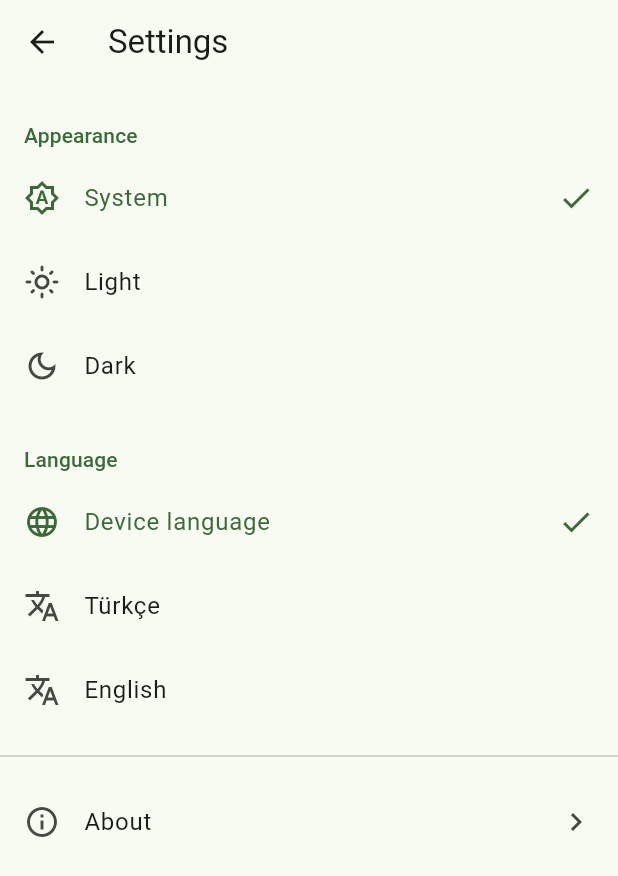
After one commit to fatiharge/fatiharge-apps, a Flutter app: the SettingsPage screen opened by its route, on a phone screen of 412 x 824 dp. The commit adds this screen. Shown: the top 876 px of the screen. Run offline on Flutter 3.47's test engine with Material 3 defaults, Android fonts, the light colour scheme and no system bars; our stand-ins replace auto_route, bloc, easy_localization, fl_chart, flutter_bloc, font_awesome_flutter and 5 more; accounts and stored records are empty.

Commit message:
feat(wallet): add settings with theme and language choice
Dark mode becomes selectable rather than implicit: the theme was already
built for both brightnesses, but nothing let anyone pick one.

The language stays easy_localization's to own and persist, so only the
theme needs a store of its own. That store is shared_preferences, where
the saved language already lives — one enum did not justify a Hive box,
or a place in the bootstrap ordering.

About moves under settings, which is where anyone would look for it.

```diff
--- a/apps/wallet/lib/features/about/presentation/page/about_page.dart
+++ b/apps/wallet/lib/features/about/presentation/page/about_page.dart
@@ -8,8 +8,8 @@ import 'package:wallet/generated/locale_keys.g.dart';
 
 /// Credits and where to file issues.
 ///
-/// Reached from the dashboard's app bar rather than a navigation destination
-/// — visible, but not competing with the three tabs.
+/// Reached from settings rather than a navigation destination — visible, but
+/// not competing with the three tabs.
 ///
 /// Every row copies rather than opens: launching a browser would mean adding
 /// `url_launcher` to an app that otherwise has no platform channels at all,
@@ -76,7 +76,7 @@ class _Header extends StatelessWidget {
             color: theme.colorScheme.primary,
           ),
           const SizedBox(height: 12),
-          Text('Wallet', style: theme.textTheme.headlineSmall),
+          Text('Wariden', style: theme.textTheme.headlineSmall),
           const SizedBox(height: 4),
           Text(
             LocaleKeys.about_tagline.tr(),
--- a/apps/wallet/lib/features/finance/presentation/page/dashboard_page.dart
+++ b/apps/wallet/lib/features/finance/presentation/page/dashboard_page.dart
@@ -24,13 +24,13 @@ class DashboardPage extends StatelessWidget {
       appBar: AppBar(
         title: Text(LocaleKeys.tabs_dashboard.tr()),
         // The dashboard is the app's landing tab, so its action bar is the one
-        // place an "about" button is reliably found without adding a fourth
-        // navigation destination for it.
+        // place settings are reliably found without adding a fourth
+        // navigation destination for them.
         actions: [
           IconButton(
-            onPressed: () => context.router.push(const AboutRoute()),
-            icon: const Icon(Icons.info_outline),
-            tooltip: LocaleKeys.about_title.tr(),
+            onPressed: () => context.router.push(const SettingsRoute()),
+            icon: const Icon(Icons.settings_outlined),
+            tooltip: LocaleKeys.settings_title.tr(),
           ),
         ],
       ),
--- /dev/null
+++ b/apps/wallet/lib/features/settings/application/settings_cubit.dart
@@ -0,0 +1,28 @@
+import 'package:bloc/bloc.dart';
+import 'package:wallet/features/settings/domain/repository/settings_repository.dart';
+import 'package:wallet/features/settings/domain/theme_preference.dart';
+
+/// Holds the chosen theme and writes every change through.
+///
+/// The state is the [ThemePreference] itself rather than a wrapper: there is
+/// no loading phase to model — the repository has its store open before the
+/// cubit exists — and no second field to carry. A freezed state class here
+/// would be a box around one enum.
+///
+/// The language is *not* here. easy_localization already owns it, persists it,
+/// and rebuilds on change; mirroring it into this cubit would create a second
+/// copy that can disagree with the first.
+class SettingsCubit extends Cubit<ThemePreference> {
+  SettingsCubit(this._repository) : super(_repository.readTheme());
+
+  final SettingsRepository _repository;
+
+  Future<void> selectTheme(ThemePreference preference) async {
+    if (preference == state) return;
+
+    // Emit first: the write is a side effect the UI should not wait on, and a
+    // failed write must not leave the app showing a theme it did not pick.
+    emit(preference);
+    await _repository.writeTheme(preference);
+  }
+}
--- /dev/null
+++ b/apps/wallet/lib/features/settings/domain/repository/settings_repository.dart
@@ -0,0 +1,13 @@
+import 'package:wallet/features/settings/domain/theme_preference.dart';
+
+/// Storage contract for the app's scalar preferences.
+///
+/// [readTheme] is synchronous on purpose. The theme has to be known before the
+/// first frame or the app opens in the wrong one, and an async read would make
+/// that impossible to express — the adapter loads its store before `runApp`
+/// instead, and every read afterwards is from memory.
+abstract interface class SettingsRepository {
+  ThemePreference readTheme();
+
+  Future<void> writeTheme(ThemePreference preference);
+}
--- /dev/null
+++ b/apps/wallet/lib/features/settings/domain/theme_preference.dart
@@ -0,0 +1,29 @@
+/// What the user chose in settings — not what is on screen.
+///
+/// [system] is a standing instruction ("follow the device"), not a resolved
+/// value, so it has to survive storage as itself. Collapsing it to light or
+/// dark at write time would silently pin the app to whatever the device
+/// happened to be that evening.
+///
+/// Deliberately not Flutter's `ThemeMode`, though it mirrors it: this is
+/// `domain`, and the mapping to a widget-layer type belongs in presentation.
+enum ThemePreference {
+  system,
+  light,
+  dark;
+
+  /// The stored form. Spelled out rather than using [name] so that renaming a
+  /// constant cannot silently orphan everyone's saved preference.
+  String get storageKey => switch (this) {
+    ThemePreference.system => 'system',
+    ThemePreference.light => 'light',
+    ThemePreference.dark => 'dark',
+  };
+
+  /// Reads [storageKey] back, falling back to [system] for anything
+  /// unrecognised — a value written by a newer version, or a corrupted store.
+  static ThemePreference fromStorage(String? value) => values.firstWhere(
+    (preference) => preference.storageKey == value,
+    orElse: () => ThemePreference.system,
+  );
+}
--- /dev/null
+++ b/apps/wallet/lib/features/settings/presentation/page/settings_page.dart
@@ -0,0 +1,77 @@
+import 'package:auto_route/auto_route.dart';
+import 'package:easy_localization/easy_localization.dart';
+import 'package:flutter/material.dart';
+import 'package:flutter_bloc/flutter_bloc.dart';
+import 'package:wallet/features/settings/application/settings_cubit.dart';
+import 'package:wallet/features/settings/domain/theme_preference.dart';
+import 'package:wallet/features/settings/presentation/theme_preference_label.dart';
+import 'package:wallet/features/settings/presentation/views/language_section.dart';
+import 'package:wallet/features/settings/presentation/views/setting_option_tile.dart';
+import 'package:wallet/generated/locale_keys.g.dart';
+import 'package:wallet/route/app_router.gr.dart';
+
+/// Appearance, language, and the way through to the about page.
+///
+/// Reads [SettingsCubit] from above rather than creating one: the same
+/// instance drives `MaterialApp.themeMode`, so a second one here would change
+/// a theme nobody is watching.
+@RoutePage()
+class SettingsPage extends StatelessWidget {
+  const SettingsPage({super.key});
+
+  @override
+  Widget build(BuildContext context) => Scaffold(
+    appBar: AppBar(title: Text(LocaleKeys.settings_title.tr())),
+    body: ListView(
+      padding: const EdgeInsets.only(bottom: 32),
+      children: [
+        _SectionLabel(LocaleKeys.settings_appearance.tr()),
+        BlocBuilder<SettingsCubit, ThemePreference>(
+          builder: (context, selected) => Column(
+            crossAxisAlignment: CrossAxisAlignment.stretch,
+            children: [
+              for (final preference in ThemePreference.values)
+                SettingOptionTile(
+                  icon: preference.icon,
+                  label: preference.label,
+                  selected: preference == selected,
+                  onTap: () =>
+                      context.read<SettingsCubit>().selectTheme(preference),
+                ),
+            ],
+          ),
+        ),
+        _SectionLabel(LocaleKeys.settings_language.tr()),
+        const LanguageSection(),
+        const Divider(height: 32),
+        ListTile(
+          leading: const Icon(Icons.info_outline),
+          title: Text(LocaleKeys.about_title.tr()),
+          trailing: const Icon(Icons.chevron_right),
+          onTap: () => context.router.push(const AboutRoute()),
+        ),
+      ],
+    ),
+  );
+}
+
+class _SectionLabel extends StatelessWidget {
+  const _SectionLabel(this.text);
+
+  final String text;
+
+  @override
+  Widget build(BuildContext context) {
+    final theme = Theme.of(context);
+
+    return Padding(
+      padding: const EdgeInsets.fromLTRB(16, 24, 16, 4),
+      child: Text(
+        text,
+        style: theme.textTheme.labelLarge?.copyWith(
+          color: theme.colorScheme.primary,
+        ),
+      ),
+    );
+  }
+}
--- /dev/null
+++ b/apps/wallet/lib/features/settings/presentation/theme_preference_label.dart
@@ -0,0 +1,28 @@
+import 'package:easy_localization/easy_localization.dart';
+import 'package:flutter/material.dart';
+import 'package:wallet/features/settings/domain/theme_preference.dart';
+import 'package:wallet/generated/locale_keys.g.dart';
+
+/// The widget-layer view of [ThemePreference].
+///
+/// Kept out of `domain/`, which may not import Flutter — [ThemeMode] and
+/// [IconData] both come from the framework.
+extension ThemePreferenceView on ThemePreference {
+  ThemeMode get themeMode => switch (this) {
+    ThemePreference.system => ThemeMode.system,
+    ThemePreference.light => ThemeMode.light,
+    ThemePreference.dark => ThemeMode.dark,
+  };
+
+  IconData get icon => switch (this) {
+    ThemePreference.system => Icons.brightness_auto_outlined,
+    ThemePreference.light => Icons.light_mode_outlined,
+    ThemePreference.dark => Icons.dark_mode_outlined,
+  };
+
+  String get label => switch (this) {
+    ThemePreference.system => LocaleKeys.settings_theme_system.tr(),
+    ThemePreference.light => LocaleKeys.settings_theme_light.tr(),
+    ThemePreference.dark => LocaleKeys.settings_theme_dark.tr(),
+  };
+}
--- /dev/null
+++ b/apps/wallet/lib/features/settings/presentation/views/language_section.dart
@@ -0,0 +1,62 @@
+import 'package:easy_localization/easy_localization.dart';
+import 'package:flutter/material.dart';
+import 'package:wallet/features/settings/presentation/views/setting_option_tile.dart';
+import 'package:wallet/generated/locale_keys.g.dart';
+
+/// Language picker, backed entirely by easy_localization.
+///
+/// Stateful only to redraw itself: `deleteSaveLocale()` does not notify its
+/// listeners, so nothing else would repaint the selection after switching back
+/// to the device language.
+class LanguageSection extends StatefulWidget {
+  const LanguageSection({super.key});
+
+  @override
+  State<LanguageSection> createState() => _LanguageSectionState();
+}
+
+class _LanguageSectionState extends State<LanguageSection> {
+  /// Each language is written in itself — someone who switched to a language
+  /// they cannot read has to be able to find their way back.
+  static const _names = {'tr': 'Türkçe', 'en': 'English'};
+
+  Future<void> _useDeviceLanguage() async {
+    // Order matters. `resetLocale()` resolves the device language *and saves
+    // it*, which would pin the app to whatever the device is today. Clearing
+    // the saved value afterwards is what makes "follow the device" outlast
+    // this launch.
+    await context.resetLocale();
+    if (!mounted) return;
+    await context.deleteSaveLocale();
+    if (mounted) setState(() {});
+  }
+
+  Future<void> _select(Locale locale) async {
+    await context.setLocale(locale);
+    if (mounted) setState(() {});
+  }
+
+  @override
+  Widget build(BuildContext context) {
+    final followsDevice = context.savedLocale == null;
+
+    return Column(
+      crossAxisAlignment: CrossAxisAlignment.stretch,
+      children: [
+        SettingOptionTile(
+          icon: Icons.language_outlined,
+          label: LocaleKeys.settings_language_system.tr(),
+          selected: followsDevice,
+          onTap: _useDeviceLanguage,
+        ),
+        for (final locale in context.supportedLocales)
+          SettingOptionTile(
+            icon: Icons.translate_outlined,
+            label: _names[locale.languageCode] ?? locale.languageCode,
+            selected: !followsDevice && locale == context.locale,
+            onTap: () => _select(locale),
+          ),
+      ],
+    );
+  }
+}
--- /dev/null
+++ b/apps/wallet/lib/features/settings/presentation/views/setting_option_tile.dart
@@ -0,0 +1,34 @@
+import 'package:flutter/material.dart';
+
+/// One choice in a settings group, with a check mark when it is the active one.
+///
+/// A plain [ListTile] rather than [RadioListTile]: the radio API changed shape
+/// across recent Flutter versions, and a check mark reads the same while
+/// staying on widgets this app already uses everywhere else.
+class SettingOptionTile extends StatelessWidget {
+  const SettingOptionTile({
+    required this.icon,
+    required this.label,
+    required this.selected,
+    required this.onTap,
+    super.key,
+  });
+
+  final IconData icon;
+  final String label;
+  final bool selected;
+  final VoidCallback onTap;
+
+  @override
+  Widget build(BuildContext context) {
+    final scheme = Theme.of(context).colorScheme;
+
+    return ListTile(
+      leading: Icon(icon, color: selected ? scheme.primary : null),
+      title: Text(label),
+      trailing: selected ? Icon(Icons.check, color: scheme.primary) : null,
+      selected: selected,
+      onTap: onTap,
+    );
+  }
+}
--- a/apps/wallet/lib/route/app_router.dart
+++ b/apps/wallet/lib/route/app_router.dart
@@ -23,9 +23,9 @@ class RouteManager extends RootStackRouter {
       page: TransactionEntryRoute.page,
       customRouteBuilder: _modalSheetBuilder,
     ),
-    // No navigation leads here — the dashboard title's hidden gesture pushes
-    // it. Registered like any other route all the same, so it is reachable in
-    // tests and by a deep link.
+    AutoRoute(page: SettingsRoute.page),
+    // Reached from settings rather than from the tabs — credits do not earn a
+    // navigation destination.
     AutoRoute(page: AboutRoute.page),
   ];
 }
--- a/apps/wallet/pubspec.yaml
+++ b/apps/wallet/pubspec.yaml
@@ -37,6 +37,7 @@ dependencies:
   fl_chart: ^1.2.0
   hive_ce: ^2.19.3
   hive_ce_flutter: ^2.3.1
+  shared_preferences: ^2.5.5
   font_awesome_flutter: ^11.0.0
   uuid: ^4.5.1
 
```
Also changed, not shown: apps/wallet/assets/translations/en.json (+11 -0 lines), apps/wallet/assets/translations/tr.json (+11 -0 lines), apps/wallet/lib/app.dart (+14 -1 lines), apps/wallet/lib/infrastructure/repository/settings_repository_impl.dart (added, +30 -0 lines), apps/wallet/lib/main.dart (+17 -5 lines), apps/wallet/lib/generated/locale_keys.g.dart, apps/wallet/lib/route/app_router.gr.dart, 4 other files.
